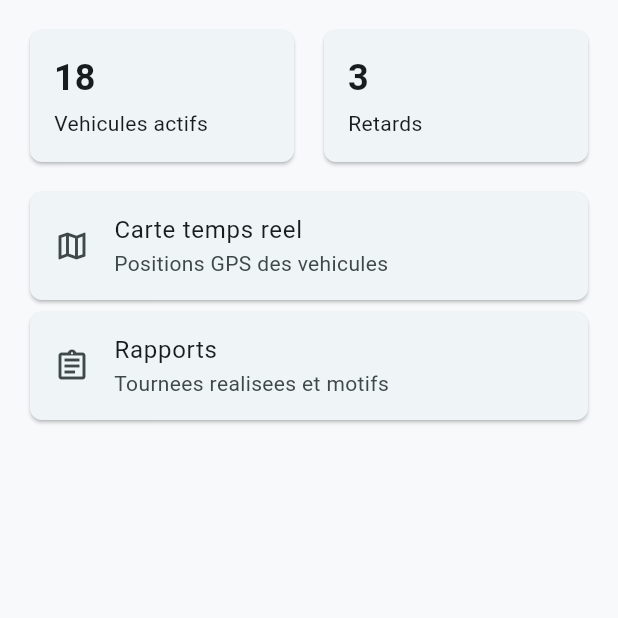
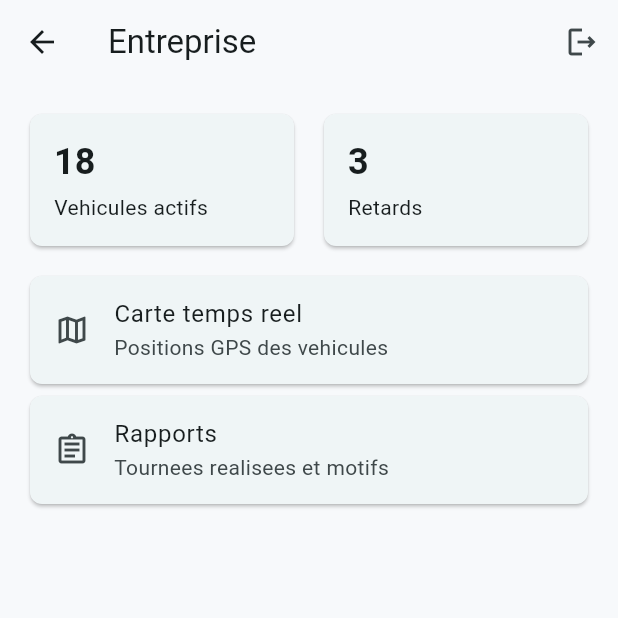
Before and after one commit to patryckduche-prog/transport-scolaire, a Flutter app: the CompanyDashboardScreen screen opened directly, on a phone screen of 412 x 824 dp, the top half of it. Run offline on Flutter 3.47's test engine with Material 3 defaults, Android fonts, the phone set to English and light mode, and no system bars; our stand-ins replace connectivity_plus, dio, firebase_core, firebase_messaging, fl_chart, flutter_local_notifications and 2 more; accounts and stored records are empty; network calls fail.

Commit message:
Fix Android back navigation

```diff
--- a/mobile/lib/screens/admin/company_dashboard_screen.dart
+++ b/mobile/lib/screens/admin/company_dashboard_screen.dart
@@ -1,16 +1,64 @@
 import 'package:flutter/material.dart';
+import 'package:provider/provider.dart';
+
+import '../../services/api_service.dart';
+import '../../services/app_state.dart';
 import '../../widgets/metric_card.dart';
+import '../../widgets/root_back_guard.dart';
+import '../login_screen.dart';
 
 class CompanyDashboardScreen extends StatelessWidget {
   const CompanyDashboardScreen({super.key});
+
+  void returnToLogin(BuildContext context) {
+    context.read<AppState>().logout();
+    context.read<ApiService>().clearToken();
+    Navigator.of(context).pushAndRemoveUntil(
+      MaterialPageRoute(builder: (_) => const LoginScreen()),
+      (_) => false,
+    );
+  }
+
   @override
-  Widget build(BuildContext context) => const Scaffold(
-
-    body: SafeArea(child: Padding(padding: EdgeInsets.all(16), child: Column(children: [
-      Row(children: [Expanded(child: MetricCard(label: 'Vehicules actifs', value: '18')), SizedBox(width: 12), Expanded(child: MetricCard(label: 'Retards', value: '3'))]),
-      SizedBox(height: 12),
-      Card(child: ListTile(leading: Icon(Icons.map_outlined), title: Text('Carte temps reel'), subtitle: Text('Positions GPS des vehicules'))),
-      Card(child: ListTile(leading: Icon(Icons.assignment_outlined), title: Text('Rapports'), subtitle: Text('Tournees realisees et motifs'))),
-    ]))),
-  );
+  Widget build(BuildContext context) => RootBackGuard(
+        message: 'Vous etes sur le tableau de bord entreprise.',
+        onBack: () => returnToLogin(context),
+        child: Scaffold(
+          appBar: AppBar(
+            title: const Text('Entreprise'),
+            actions: [
+              IconButton(
+                tooltip: 'Retour accueil',
+                icon: const Icon(Icons.logout_outlined),
+                onPressed: () => returnToLogin(context),
+              ),
+            ],
+          ),
+          body: const SafeArea(
+            child: Padding(
+              padding: EdgeInsets.all(16),
+              child: Column(children: [
+                Row(children: [
+                  Expanded(
+                      child:
+                          MetricCard(label: 'Vehicules actifs', value: '18')),
+                  SizedBox(width: 12),
+                  Expanded(child: MetricCard(label: 'Retards', value: '3')),
+                ]),
+                SizedBox(height: 12),
+                Card(
+                    child: ListTile(
+                        leading: Icon(Icons.map_outlined),
+                        title: Text('Carte temps reel'),
+                        subtitle: Text('Positions GPS des vehicules'))),
+                Card(
+                    child: ListTile(
+                        leading: Icon(Icons.assignment_outlined),
+                        title: Text('Rapports'),
+                        subtitle: Text('Tournees realisees et motifs'))),
+              ]),
+            ),
+          ),
+        ),
+      );
 }
--- a/mobile/lib/widgets/root_back_guard.dart
+++ b/mobile/lib/widgets/root_back_guard.dart
@@ -4,11 +4,13 @@ class RootBackGuard extends StatelessWidget {
   const RootBackGuard({
     required this.child,
     this.message = 'Vous etes deja sur la page principale.',
+    this.onBack,
     super.key,
   });
 
   final Widget child;
   final String message;
+  final VoidCallback? onBack;
 
   @override
   Widget build(BuildContext context) {
@@ -16,7 +18,12 @@ class RootBackGuard extends StatelessWidget {
       canPop: false,
       onPopInvokedWithResult: (didPop, result) {
         if (didPop) return;
-        ScaffoldMessenger.of(context).showSnackBar(SnackBar(content: Text(message)));
+        if (onBack != null) {
+          onBack!();
+          return;
+        }
+        ScaffoldMessenger.of(context)
+            .showSnackBar(SnackBar(content: Text(message)));
       },
       child: child,
     );
```
Also changed, not shown: mobile/lib/screens/admin/region_dashboard_screen.dart (+46 -6 lines), mobile/lib/screens/driver/driver_dashboard_screen.dart (+64 -14 lines), mobile/lib/screens/passenger/passenger_dashboard_screen.dart (+117 -28 lines), mobile/lib/services/api_service.dart (+54 -20 lines), 2 other files.
